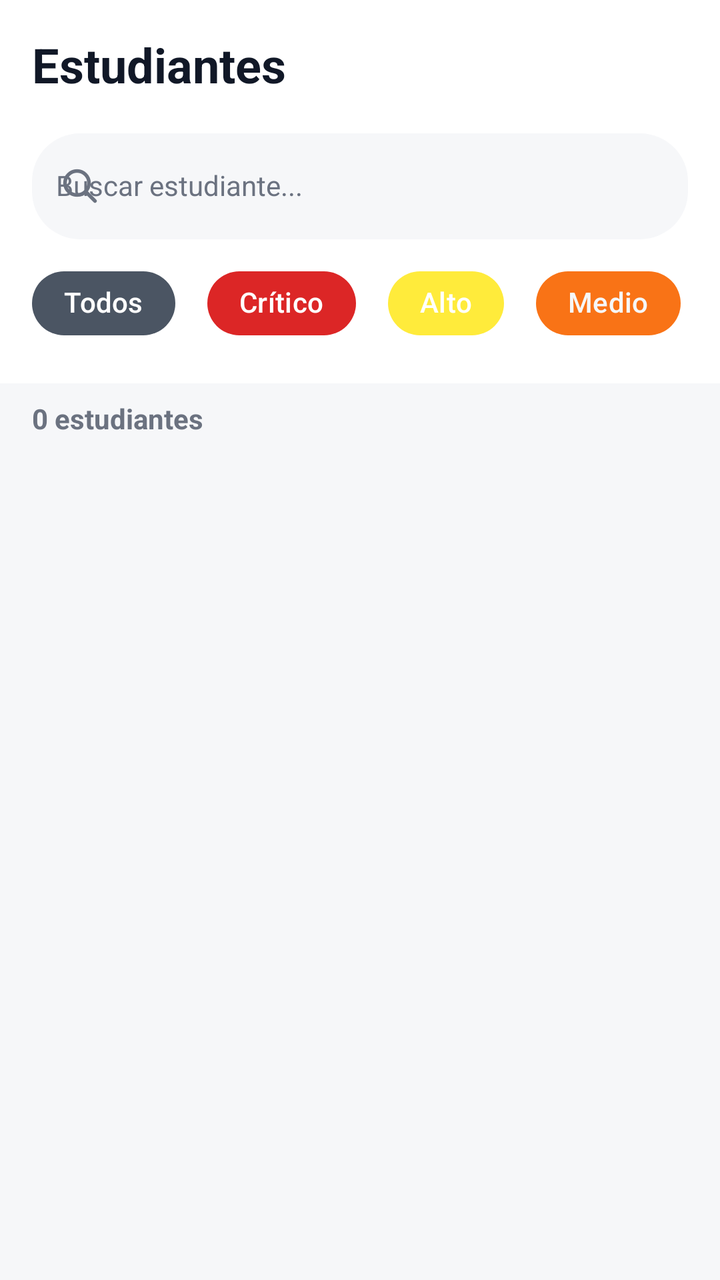
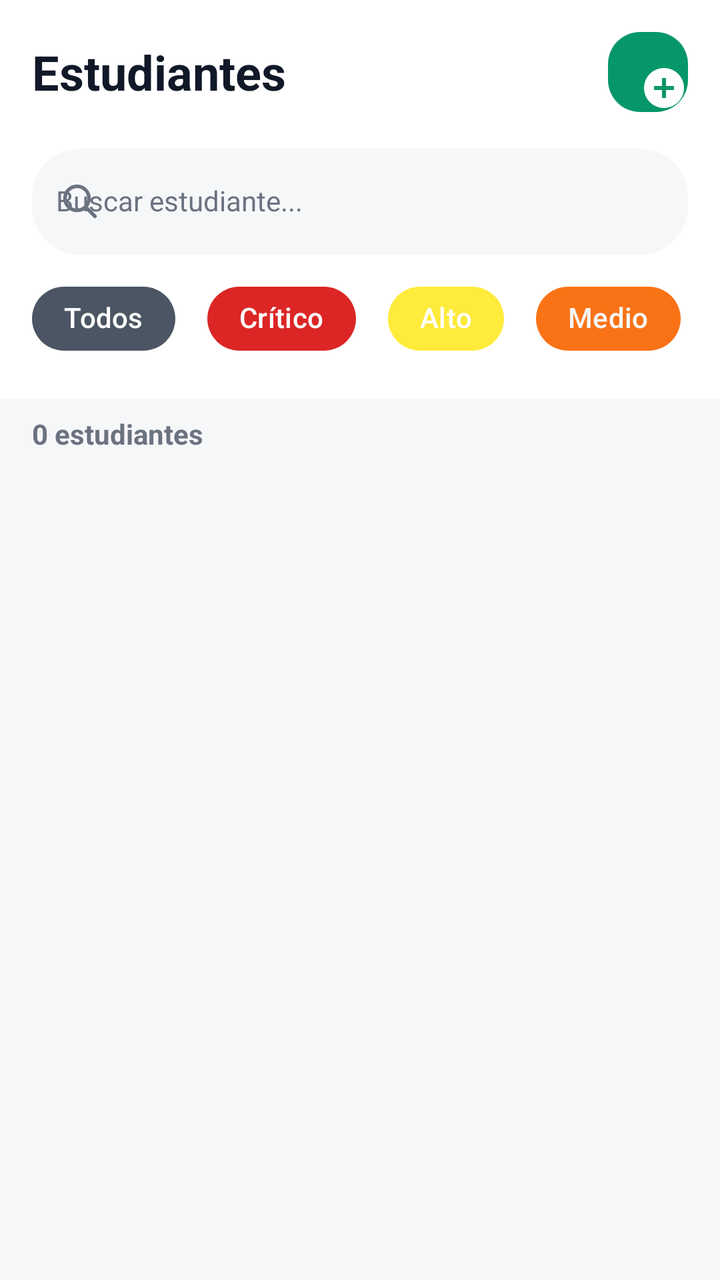

Screens rendered from an Android XML layout before and after an edit, with the pre-edit source and the edit as a unified diff.
<!-- AndroidManifest.xml: application theme Theme.BienestarUPC -->
<!-- res/layout/fragment_students.xml -->
<?xml version="1.0" encoding="utf-8"?>
<LinearLayout
    xmlns:android="http://schemas.android.com/apk/res/android"
    xmlns:app="http://schemas.android.com/apk/res-auto"
    xmlns:tools="http://schemas.android.com/tools"
    android:layout_width="match_parent"
    android:layout_height="match_parent"
    android:orientation="vertical"
    android:background="@color/background_gray"
    tools:context=".fragments.StudentsFragment">

    
    <LinearLayout
        android:layout_width="match_parent"
        android:layout_height="wrap_content"
        android:orientation="vertical"
        android:padding="16dp"
        android:background="@color/white_card">

        
        <LinearLayout
            android:layout_width="match_parent"
            android:layout_height="wrap_content"
            android:orientation="horizontal"
            android:gravity="center_vertical">

            <TextView
                android:layout_width="0dp"
                android:layout_height="wrap_content"
                android:layout_weight="1"
                android:text="Estudiantes"
                android:textColor="@color/text_primary"
                android:textSize="24sp"
                android:textStyle="bold" />

            com.google.android.material.floatingactionbutton.FloatingActionButton
                android:id="@+id/btn_add_student"
                android:layout_width="40dp"
                android:layout_height="40dp"
                android:src="@drawable/ic_add"
                app:tint="@color/white_card"
                app:backgroundTint="@color/green_primary"
                app:elevation="0dp"
                app:fabSize="mini" />
        </LinearLayout>

        
        <com.google.android.material.textfield.TextInputLayout
            android:id="@+id/search_layout"
            android:layout_width="match_parent"
            android:layout_height="wrap_content"
            android:layout_marginTop="12dp"
            android:hint="Buscar estudiante..."
            app:boxBackgroundColor="@color/background_gray"
            app:boxCornerRadiusBottomEnd="24dp"
            app:boxCornerRadiusBottomStart="24dp"
            app:boxCornerRadiusTopEnd="24dp"
            app:boxCornerRadiusTopStart="24dp"
            app:boxStrokeWidth="0dp"
            app:boxStrokeWidthFocused="0dp"
            app:startIconDrawable="@drawable/ic_search"
            app:startIconTint="@color/text_secondary"
            app:endIconMode="clear_text">

            <com.google.android.material.textfield.TextInputEditText
                android:id="@+id/edit_search"
                android:layout_width="match_parent"
                android:layout_height="wrap_content"
                android:paddingStart="12dp"
                android:paddingEnd="12dp"
                android:textColor="@color/text_primary"
                android:textSize="14sp"
                android:imeOptions="actionSearch"
                android:inputType="text" />
        </com.google.android.material.textfield.TextInputLayout>

        
        <HorizontalScrollView
            android:layout_width="match_parent"
            android:layout_height="wrap_content"
            android:layout_marginTop="8dp"
            android:scrollbars="none">

            <com.google.android.material.chip.ChipGroup
                android:id="@+id/chip_group_riesgo"
                android:layout_width="wrap_content"
                android:layout_height="wrap_content"
                app:singleSelection="true">

                <com.google.android.material.chip.Chip
                    android:id="@+id/chip_all"
                    android:layout_width="wrap_content"
                    android:layout_height="wrap_content"
                    android:text="Todos"
                    android:textColor="@color/badge_text"
                    app:chipBackgroundColor="@color/gray_dark"
                    app:chipStrokeWidth="0dp"
                    android:layout_marginEnd="8dp"
                    style="@style/Widget.Material3.Chip.Filter" />

                <com.google.android.material.chip.Chip
                    android:id="@+id/chip_critical"
                    android:layout_width="wrap_content"
                    android:layout_height="wrap_content"
                    android:text="Crítico"
                    android:textColor="@color/badge_text"
                    app:chipBackgroundColor="@color/badge_notification"
                    app:chipStrokeWidth="0dp"
                    android:layout_marginEnd="8dp"
                    style="@style/Widget.Material3.Chip.Filter" />

                <com.google.android.material.chip.Chip
                    android:id="@+id/chip_high"
                    android:layout_width="wrap_content"
                    android:layout_height="wrap_content"
                    android:text="Alto"
                    android:textColor="@color/badge_text"
                    app:chipBackgroundColor="@color/risk_medium_bg"
                    app:chipStrokeWidth="0dp"
                    android:layout_marginEnd="8dp"
                    style="@style/Widget.Material3.Chip.Filter" />

                <com.google.android.material.chip.Chip
                    android:id="@+id/chip_medium"
                    android:layout_width="wrap_content"
                    android:layout_height="wrap_content"
                    android:text="Medio"
                    android:textColor="@color/background_gray"
                    app:chipBackgroundColor="@color/mood_2"
                    app:chipStrokeWidth="0dp"
                    android:layout_marginEnd="8dp"
                    style="@style/Widget.Material3.Chip.Filter" />

                <com.google.android.material.chip.Chip
                    android:id="@+id/chip_low"
                    android:layout_width="wrap_content"
                    android:layout_height="wrap_content"
                    android:text="Bajo"
                    android:textColor="@color/background_gray"
                    app:chipBackgroundColor="@color/risk_low_bg"
                    app:chipStrokeWidth="0dp"
                    android:layout_marginEnd="8dp"
                    style="@style/Widget.Material3.Chip.Filter" />
            </com.google.android.material.chip.ChipGroup>
        </HorizontalScrollView>
    </LinearLayout>

    <TextView
        android:id="@+id/txt_contador"
        android:layout_width="match_parent"
        android:layout_height="wrap_content"
        android:paddingHorizontal="16dp"
        android:paddingVertical="8dp"
        android:text="0 estudiantes"
        android:textColor="@color/text_secondary"
        android:textSize="14sp"
        android:textStyle="bold" />

    
    <androidx.recyclerview.widget.RecyclerView
        android:id="@+id/recycler_students"
        android:layout_width="match_parent"
        android:layout_height="match_parent"
        android:padding="8dp"
        android:clipToPadding="false"
        tools:listitem="@layout/item_student_card" />

    
    <LinearLayout
        android:id="@+id/layout_empty"
        android:layout_width="match_parent"
        android:layout_height="match_parent"
        android:gravity="center"
        android:orientation="vertical"
        android:visibility="gone">

        <ImageView
            android:layout_width="80dp"
            android:layout_height="80dp"
            android:src="@drawable/ic_people"
            app:tint="@color/text_secondary" />

        <TextView
            android:layout_width="wrap_content"
            android:layout_height="wrap_content"
            android:layout_marginTop="12dp"
            android:text="No se encontraron estudiantes"
            android:textColor="@color/text_secondary"
            android:textSize="16sp" />
    </LinearLayout>

    
    <com.google.android.material.progressindicator.CircularProgressIndicator
        android:id="@+id/progress_students"
        android:layout_width="wrap_content"
        android:layout_height="wrap_content"
        android:layout_gravity="center"
        android:indeterminate="true"
        android:visibility="gone"
        app:indicatorColor="@color/green_primary" />

</LinearLayout>
<!-- res/layout/item_student_card.xml (included above) -->
<?xml version="1.0" encoding="utf-8"?>
<com.google.android.material.card.MaterialCardView
    xmlns:android="http://schemas.android.com/apk/res/android"
    xmlns:app="http://schemas.android.com/apk/res-auto"
    android:layout_width="match_parent"
    android:layout_height="wrap_content"
    android:layout_marginHorizontal="12dp"
    android:layout_marginVertical="6dp"
    app:cardBackgroundColor="@color/white_card"
    app:cardCornerRadius="12dp"
    app:cardElevation="2dp">

    <LinearLayout
        android:layout_width="match_parent"
        android:layout_height="wrap_content"
        android:orientation="horizontal"
        android:padding="12dp"
        android:gravity="center_vertical">

        
        <FrameLayout
            android:layout_width="wrap_content"
            android:layout_height="wrap_content">

            <TextView
                android:id="@+id/txt_iniciales"
                android:layout_width="48dp"
                android:layout_height="48dp"
                android:background="@drawable/badge_circle_green_light"
                android:gravity="center"
                android:text="AA"
                android:textColor="@color/green_primary_dark"
                android:textSize="16sp"
                android:textStyle="bold" />

            
            <View
                android:id="@+id/dot_reporte"
                android:layout_width="12dp"
                android:layout_height="12dp"
                android:layout_gravity="top|end"
                android:background="@drawable/badge_circle_red"
                android:visibility="gone" />
        </FrameLayout>

        
        <LinearLayout
            android:layout_width="0dp"
            android:layout_height="wrap_content"
            android:layout_weight="1"
            android:layout_marginStart="12dp"
            android:orientation="vertical">

            <TextView
                android:id="@+id/txt_nombre"
                android:layout_width="match_parent"
                android:layout_height="wrap_content"
                android:text="Nombre Estudiante"
                android:textColor="@color/text_primary"
                android:textSize="15sp"
                android:textStyle="bold"
                android:maxLines="1"
                android:ellipsize="end" />

            <TextView
                android:id="@+id/txt_programa"
                android:layout_width="match_parent"
                android:layout_height="wrap_content"
                android:layout_marginTop="2dp"
                android:text="Ingeniería de Sistemas · Semestre 9"
                android:textColor="@color/text_secondary"
                android:textSize="12sp"
                android:maxLines="1"
                android:ellipsize="end" />

            
            <LinearLayout
                android:layout_width="wrap_content"
                android:layout_height="wrap_content"
                android:layout_marginTop="6dp"
                android:orientation="horizontal"
                android:gravity="center_vertical">

                <TextView
                    android:id="@+id/txt_riesgo"
                    android:layout_width="wrap_content"
                    android:layout_height="wrap_content"
                    android:background="@drawable/badge_risk_low"
                    android:paddingHorizontal="8dp"
                    android:paddingVertical="2dp"
                    android:text="BAJO"
                    android:textColor="@color/white_card"
                    android:textSize="10sp"
                    android:textStyle="bold" />

                <TextView
                    android:id="@+id/txt_promedio"
                    android:layout_width="wrap_content"
                    android:layout_height="wrap_content"
                    android:layout_marginStart="8dp"
                    android:text="Prom: 3.9"
                    android:textColor="@color/black"
                    android:textSize="11sp" />
            </LinearLayout>

        </LinearLayout>

        
        <ImageView
            android:layout_width="24dp"
            android:layout_height="24dp"
            android:src="@drawable/ic_chevron_right"
            app:tint="@color/text_secondary"
            android:contentDescription="Ver detalle" />

    </LinearLayout>
</com.google.android.material.card.MaterialCardView>
<!-- resources referenced by this layout -->
<resources>
  <color name="black">#000000</color>
  <color name="gray_dark">#4B5563</color>
  <color name="mood_2">#F97316</color>
  <color name="white_card">#FFFFFF</color>
  <style name="Theme.BienestarUPC" parent="Theme.Material3.DayNight.NoActionBar">
          
          <item name="colorPrimary">@color/green_primary</item>
          <item name="colorOnPrimary">@color/white_card</item>
          <item name="colorPrimaryContainer">@color/green_container</item>
          <item name="colorOnPrimaryContainer">@color/on_primary_container</item>
  
          
          <item name="colorSecondary">@color/green_primary</item>
          <item name="colorOnSecondary">@color/white_card</item>
          <item name="colorSecondaryContainer">@color/green_container</item>
          <item name="colorOnSecondaryContainer">@color/on_primary_container</item>
  
          
          <item name="colorTertiary">@color/teal_primary</item>
          <item name="colorOnTertiary">@color/white_card</item>
          <item name="colorTertiaryContainer">@color/teal_light</item>
          <item name="colorOnTertiaryContainer">#134E4A</item>
  
          
          <item name="android:colorBackground">@color/background_gray</item>
          <item name="colorSurface">@color/white_card</item>
          <item name="colorOnSurface">@color/text_primary</item>
          <item name="colorOnSurfaceVariant">@color/text_secondary</item>
          <item name="colorSurfaceContainerLow">@color/surface_container_low</item>
          <item name="colorSurfaceContainer">@color/surface_container</item>
          <item name="colorSurfaceContainerHigh">@color/surface_container_high</item>
          <item name="colorSurfaceContainerHighest">@color/surface_container_highest</item>
          <item name="colorSurfaceVariant">@color/background_gray</item>
          <item name="colorOutline">@color/surface_outline</item>
          <item name="colorOutlineVariant">@color/surface_outline_variant</item>
  
          
          <item name="colorError">@color/error_text</item>
          <item name="colorOnError">@color/white_card</item>
  
          
          <item name="android:statusBarColor">@color/green_primary_dark</item>
          <item name="android:windowLightStatusBar">false</item>
          
          <item name="android:windowOptOutEdgeToEdgeEnforcement">true</item>
  
          
          <item name="android:navigationBarColor">@color/white_card</item>
          <item name="android:windowLightNavigationBar" tools:targetApi="o_mr1">true</item>
  
          
          <item name="materialButtonStyle">@style/Widget.BienestarUPC.Button</item>
          <item name="textInputStyle">@style/Widget.BienestarUPC.TextInputLayout</item>
          <item name="materialCardViewStyle">@style/Widget.BienestarUPC.Card</item>
          <item name="bottomNavigationStyle">@style/BottomNavigationStyle</item>
          <item name="chipStyle">@style/Widget.BienestarUPC.Chip</item>
          <item name="materialAlertDialogTheme">@style/ThemeOverlay.BienestarUPC.MaterialAlertDialog</item>
          <item name="snackbarStyle">@style/Widget.BienestarUPC.Snackbar</item>
  
          
          <item name="android:fontFamily">sans-serif</item>
          <item name="android:letterSpacing">0.0</item>
  
          
          <item name="android:windowBackground">@color/background_gray</item>
      </style>
  <color name="success_bg">#D1FAE5</color>
  <color name="teal_light">#CCFBF1</color>
  <color name="error_text">#DC2626</color>
  <style name="BottomNavigationStyle" parent="Widget.Material3.BottomNavigationView">
          <item name="android:background">@color/white_card</item>
          <item name="itemIconSize">24dp</item>
          <item name="itemRippleColor">@color/green_light</item>
          <item name="elevation">8dp</item>
      </style>
  <color name="chip_bg">#F3F4F6</color>
  <color name="chip_text">#111827</color>
  <!-- unchanged entries left out for length: 37 -->
</resources>

<!-- the commit's change to res/layout/fragment_students.xml (unified diff, before → after) -->
@@ -33,7 +33,7 @@
                 android:textSize="24sp"
                 android:textStyle="bold" />
 
-            com.google.android.material.floatingactionbutton.FloatingActionButton
+            <com.google.android.material.floatingactionbutton.FloatingActionButton
                 android:id="@+id/btn_add_student"
                 android:layout_width="40dp"
                 android:layout_height="40dp"
<!-- resource entries referenced after the edit -->
@@ -44,7 +44,7 @@
           <item name="android:statusBarColor">@color/green_primary_dark</item>
           <item name="android:windowLightStatusBar">false</item>
           
-          <item name="android:windowOptOutEdgeToEdgeEnforcement">true</item>
+          <item name="android:windowOptOutEdgeToEdgeEnforcement" tools:targetApi="35">true</item>
   
           
           <item name="android:navigationBarColor">@color/white_card</item>
@@ -70,11 +70,14 @@
   <color name="teal_light">#CCFBF1</color>
   <color name="error_text">#DC2626</color>
   <style name="BottomNavigationStyle" parent="Widget.Material3.BottomNavigationView">
-          <item name="android:background">@color/white_card</item>
+          <item name="android:background">@color/nav_background</item>
           <item name="itemIconSize">24dp</item>
           <item name="itemRippleColor">@color/green_light</item>
+          <item name="itemIconTint">@color/nav_item_text_color</item>
+          <item name="itemTextColor">@color/nav_item_text_color</item>
           <item name="elevation">8dp</item>
       </style>
+  <color name="nav_background">#FFFFFF</color>
   <color name="chip_bg">#F3F4F6</color>
   <color name="chip_text">#111827</color>
   <!-- unchanged entries left out for length: 37 -->
